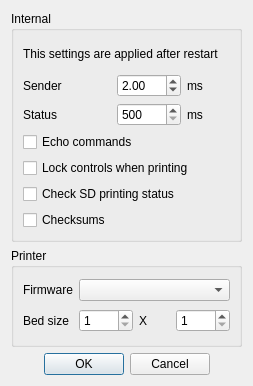
Before: the Qt Designer form settingswindow.ui in NeoTheFox/RepRaptor, drawn with Qt 5.
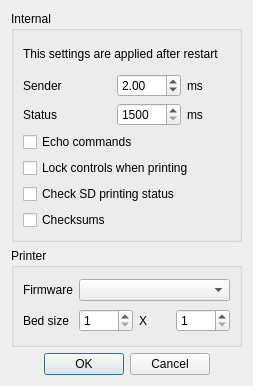
After: the same form once the commit is applied. Icons and pictures are not drawn.

Commit message: Changed minimum temperature interval

What changed in the file:
```diff
--- a/settingswindow.ui
+++ b/settingswindow.ui
@@ -154,7 +154,7 @@
          <number>-1</number>
         </property>
         <property name="minimum">
-         <number>500</number>
+         <number>1500</number>
         </property>
         <property name="maximum">
          <number>99999</number>
```
